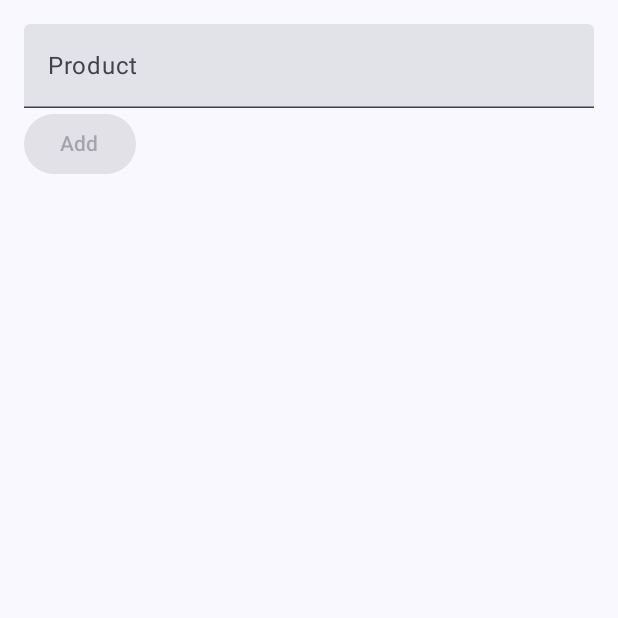
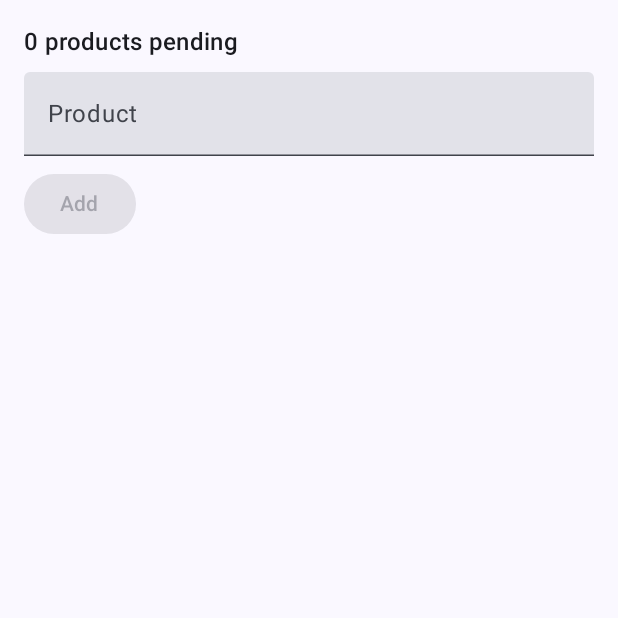
Before and after one commit to aymanmzkk/ListaCompra, an Android app built with Jetpack Compose: the screen it shows after launch (MainActivity), on a phone screen of 412 x 824 dp, the top half of it. Run offline under Robolectric (Android 15) with nearby library versions, the phone set to English and light mode, and no system bars.

Commit message:
Bloque 2: recursos, traducción al español, plurals y dimens
- Todos los textos visibles en res/values/strings.xml (inglés por defecto).
- Traducción completa en res/values-es/strings.xml.
- Contador superior con <plurals>: "1 producto pendiente" /
  "3 productos pendientes".
- Márgenes y separaciones definidos en dimens.xml y usados con
  dimensionResource().

```diff
--- a/app/src/main/java/com/example/listacompra/ui/screens/ListaCompraScreen.kt
+++ b/app/src/main/java/com/example/listacompra/ui/screens/ListaCompraScreen.kt
@@ -1,10 +1,12 @@
 package com.example.listacompra.ui.screens
 
+import androidx.compose.foundation.layout.Arrangement
 import androidx.compose.foundation.layout.Column
 import androidx.compose.foundation.layout.Row
 import androidx.compose.foundation.layout.fillMaxWidth
 import androidx.compose.foundation.layout.padding
 import androidx.compose.material3.Button
+import androidx.compose.material3.MaterialTheme
 import androidx.compose.material3.Text
 import androidx.compose.material3.TextButton
 import androidx.compose.material3.TextField
@@ -12,8 +14,9 @@ import androidx.compose.runtime.Composable
 import androidx.compose.runtime.getValue
 import androidx.compose.ui.Alignment
 import androidx.compose.ui.Modifier
+import androidx.compose.ui.res.dimensionResource
+import androidx.compose.ui.res.pluralStringResource
 import androidx.compose.ui.res.stringResource
-import androidx.compose.ui.unit.dp
 import androidx.lifecycle.compose.collectAsStateWithLifecycle
 import androidx.lifecycle.viewmodel.compose.viewModel
 import com.example.listacompra.R
@@ -30,7 +33,11 @@ fun ListaCompraScreen(
 ) {
     val uiState by viewModel.uiState.collectAsStateWithLifecycle()
 
-    Column(modifier = modifier.padding(16.dp)) {
+    Column(
+        modifier = modifier.padding(dimensionResource(R.dimen.margen_pantalla)),
+        verticalArrangement = Arrangement.spacedBy(dimensionResource(R.dimen.espacio_pequeno))
+    ) {
+        ContadorPendientes(pendientes = uiState.pendientes)
         TextField(
             value = uiState.nuevoProducto,
             onValueChange = viewModel::onNuevoProductoChange,
@@ -54,3 +61,13 @@ fun ListaCompraScreen(
         }
     }
 }
+
+/** "1 producto pendiente" / "3 productos pendientes" usando <plurals>. */
+@Composable
+fun ContadorPendientes(pendientes: Int, modifier: Modifier = Modifier) {
+    Text(
+        text = pluralStringResource(R.plurals.productos_pendientes, pendientes, pendientes),
+        style = MaterialTheme.typography.titleMedium,
+        modifier = modifier
+    )
+}
--- /dev/null
+++ b/app/src/main/res/values/dimens.xml
@@ -0,0 +1,7 @@
+<?xml version="1.0" encoding="utf-8"?>
+<resources>
+    <!-- Margen exterior de la pantalla -->
+    <dimen name="margen_pantalla">16dp</dimen>
+    <!-- Separación entre elementos -->
+    <dimen name="espacio_pequeno">8dp</dimen>
+</resources>
--- a/app/src/main/res/values/strings.xml
+++ b/app/src/main/res/values/strings.xml
@@ -1,5 +1,13 @@
 <resources>
     <string name="app_name">Shopping List</string>
+
+    <!-- Contador de la parte superior -->
+    <plurals name="productos_pendientes">
+        <item quantity="one">%d product pending</item>
+        <item quantity="other">%d products pending</item>
+    </plurals>
+
+    <!-- Alta de productos -->
     <string name="etiqueta_producto">Product</string>
     <string name="boton_anadir">Add</string>
     <string name="boton_eliminar">Delete</string>
```
Also changed, not shown: 1 other file.
